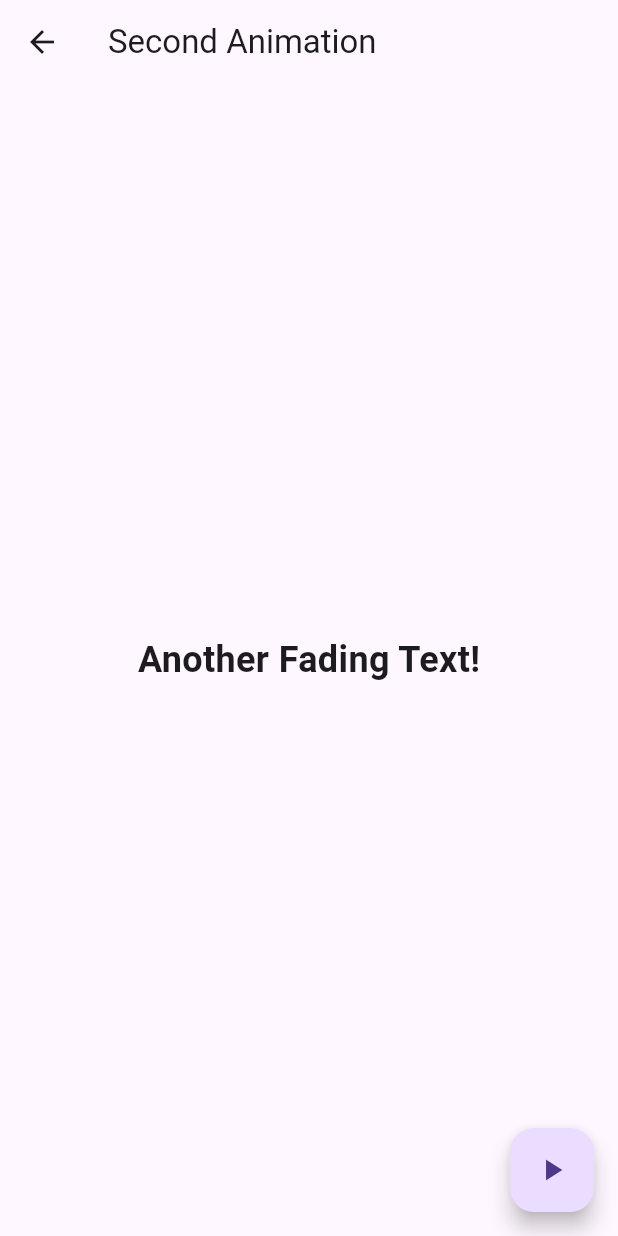
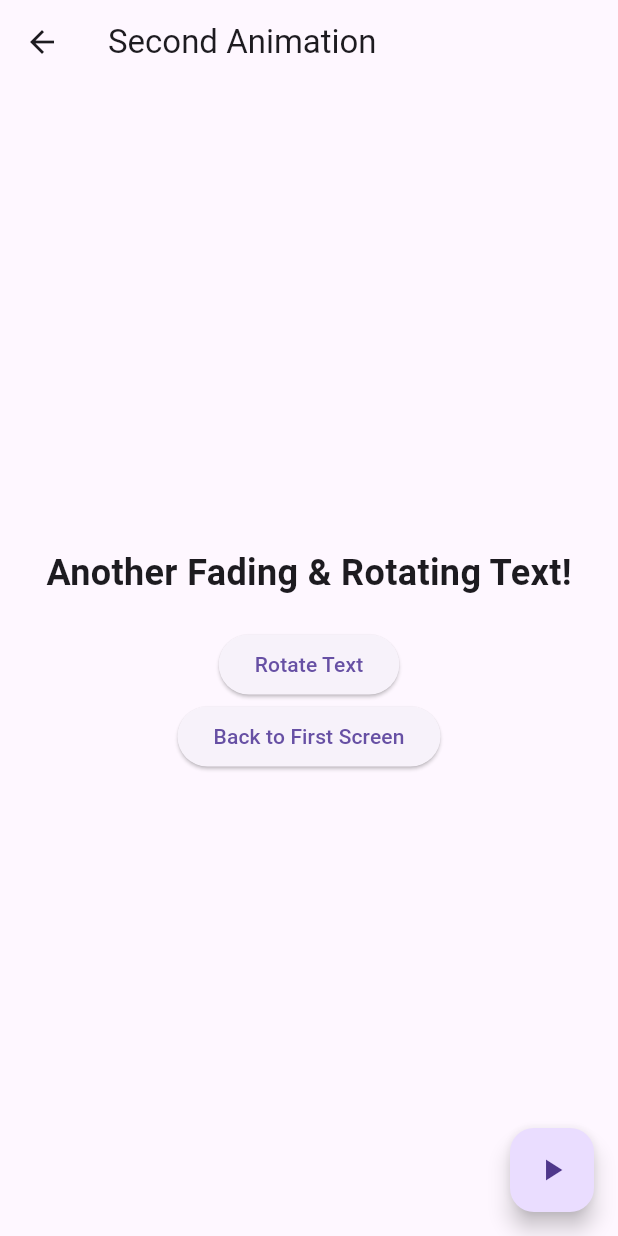
Before and after one commit to jalaparthi1/class_activity7, a Flutter app: the SecondScreen screen opened directly, on a phone screen of 412 x 824 dp. Run offline on Flutter 3.47's test engine with Material 3 defaults, Android fonts, the light colour scheme and no system bars; our stand-ins replace flutter_colorpicker.

Commit message:
Updated another button for second screen

```diff
--- a/lib/main.dart
+++ b/lib/main.dart
@@ -1,5 +1,6 @@
 import 'package:flutter/material.dart';
 import 'package:flutter_colorpicker/flutter_colorpicker.dart';
+import 'dart:math';
 
 void main() {
   runApp(MyApp());
@@ -39,6 +40,7 @@
 class _HomeScreenState extends State<HomeScreen> {
   bool _isVisible = true;
   Color _textColor = Colors.blue;
+  double _rotationAngle = 0;
 
   void toggleVisibility() {
     setState(() {
@@ -52,11 +54,17 @@
     });
   }
 
+  void rotateText() {
+    setState(() {
+      _rotationAngle += pi / 4;
+    });
+  }
+
   @override
   Widget build(BuildContext context) {
     return Scaffold(
       appBar: AppBar(
-        title: Text('Fading Text Animation'),
+        title: Text('Fading & Rotating Text Animation'),
         actions: [
           IconButton(
             icon: Icon(Icons.color_lens),
@@ -85,27 +93,37 @@
           ),
         ],
       ),
-      body: GestureDetector(
-        onHorizontalDragEnd: (_) {
+      body: Center(
+        child: Column(
+          mainAxisAlignment: MainAxisAlignment.center,
+          children: [
+            AnimatedOpacity(
+              opacity: _isVisible ? 1.0 : 0.0,
+              duration: Duration(seconds: 2),
+              curve: Curves.easeInOut,
+              child: Transform.rotate(
+                angle: _rotationAngle,
+                child: Text(
+                  'Hello, Flutter!',
+                  style: TextStyle(fontSize: 24, color: _textColor),
+                ),
+              ),
+            ),
+            SizedBox(height: 20),
+            ElevatedButton(
+              onPressed: rotateText,
+              child: Text('Rotate Text'),
+            ),
+            ElevatedButton(
+              onPressed: () {
                 Navigator.push(
                   context,
                   MaterialPageRoute(builder: (context) => SecondScreen()),
                 );
               },
-        child: Center(
-          child: Column(
-            mainAxisAlignment: MainAxisAlignment.center,
-            children: [
-              AnimatedOpacity(
-                opacity: _isVisible ? 1.0 : 0.0,
-                duration: Duration(seconds: 1),
-                child: Text(
-                  'Hello, Flutter!',
-                  style: TextStyle(fontSize: 24, color: _textColor),
-                ),
+              child: Text('Go to Second Screen'),
             ),
           ],
-          ),
         ),
       ),
       floatingActionButton: FloatingActionButton(
@@ -123,10 +141,17 @@
 
 class _SecondScreenState extends State<SecondScreen> {
   bool _isVisible = true;
+  double _rotationAngle = 0;
 
   void toggleVisibility() {
     setState(() {
       _isVisible = !_isVisible;
+    });
+  }
+
+  void rotateText() {
+    setState(() {
+      _rotationAngle += pi / 4;
     });
   }
 
@@ -135,14 +160,33 @@
     return Scaffold(
       appBar: AppBar(title: Text('Second Animation')),
       body: Center(
-        child: AnimatedOpacity(
+        child: Column(
+          mainAxisAlignment: MainAxisAlignment.center,
+          children: [
+            AnimatedOpacity(
               opacity: _isVisible ? 1.0 : 0.0,
-          duration: Duration(seconds: 2),
-          curve: Curves.easeInOut,
+              duration: Duration(seconds: 3),
+              curve: Curves.bounceInOut,
+              child: Transform.rotate(
+                angle: _rotationAngle,
                 child: Text(
-            'Another Fading Text!',
+                  'Another Fading & Rotating Text!',
                   style: TextStyle(fontSize: 24, fontWeight: FontWeight.bold),
                 ),
+              ),
+            ),
+            SizedBox(height: 20),
+            ElevatedButton(
+              onPressed: rotateText,
+              child: Text('Rotate Text'),
+            ),
+            ElevatedButton(
+              onPressed: () {
+                Navigator.pop(context);
+              },
+              child: Text('Back to First Screen'),
+            ),
+          ],
         ),
       ),
       floatingActionButton: FloatingActionButton(
```
Lines whose indentation alone changed are shown as unchanged.
